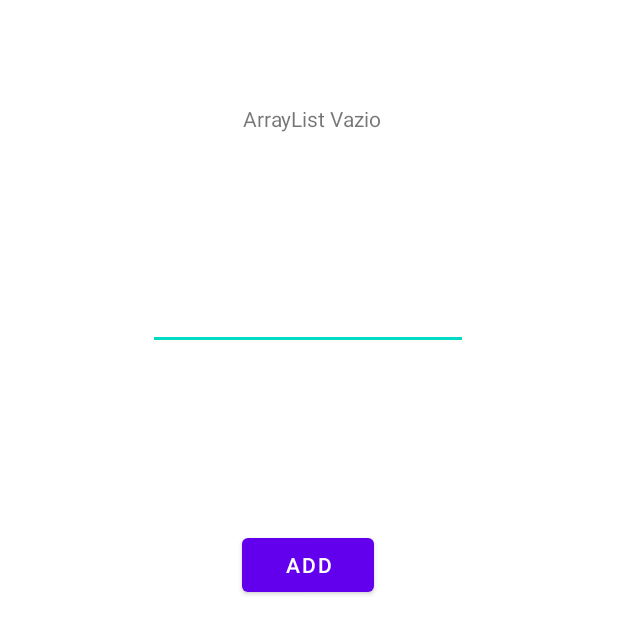
After one commit to srpantoja/MOBILE-2021.2, an Android app: the layout atv3.xml on its own in the app's theme, with its tools: preview values and no code run, on a phone screen of 412 x 824 dp. The commit adds this screen. Shown: the top 634 px of the screen. Run offline under Robolectric (Android 15) with nearby library versions, the phone set to English and light mode, and no system bars.

Commit message:
falta questão 16

```diff
--- a/app/build.gradle
+++ b/app/build.gradle
@@ -52,5 +52,9 @@ dependencies {
 
     implementation 'com.android.volley:volley:1.1.1'
     implementation 'com.google.android.material:material:1.4.0'
+    implementation("androidx.recyclerview:recyclerview:1.2.1")
+    // For control over item selection of both touch and mouse driven selection
+    implementation("androidx.recyclerview:recyclerview-selection:1.1.0")
+    implementation "androidx.cardview:cardview:1.0.0"
 
 }
--- /dev/null
+++ b/app/src/main/res/layout/atv3.xml
@@ -0,0 +1,46 @@
+<?xml version="1.0" encoding="utf-8"?>
+<androidx.constraintlayout.widget.ConstraintLayout
+    xmlns:android="http://schemas.android.com/apk/res/android"
+    xmlns:app="http://schemas.android.com/apk/res-auto"
+    xmlns:tools="http://schemas.android.com/tools"
+    android:layout_width="match_parent"
+    android:layout_height="match_parent">
+
+    <TextView
+        android:id="@+id/arrayList"
+        android:layout_width="wrap_content"
+        android:layout_height="wrap_content"
+        android:text="ArrayList Vazio"
+        app:layout_constraintBottom_toTopOf="@+id/Input_arrayList"
+        app:layout_constraintEnd_toEndOf="parent"
+        app:layout_constraintHorizontal_bias="0.507"
+        app:layout_constraintStart_toStartOf="parent"
+        app:layout_constraintTop_toTopOf="parent"
+        app:layout_constraintVertical_bias="0.411" />
+
+    <EditText
+        android:id="@+id/Input_arrayList"
+        android:layout_width="wrap_content"
+        android:layout_height="wrap_content"
+        android:layout_marginTop="188dp"
+        android:ems="10"
+        android:inputType="textPersonName"
+        app:layout_constraintEnd_toEndOf="parent"
+        app:layout_constraintHorizontal_bias="0.497"
+        app:layout_constraintStart_toStartOf="parent"
+        app:layout_constraintTop_toTopOf="parent"
+        tools:ignore="MissingConstraints" />
+
+    <Button
+        android:id="@+id/add_item"
+        android:layout_width="wrap_content"
+        android:layout_height="wrap_content"
+        android:text="Add"
+        app:layout_constraintBottom_toBottomOf="parent"
+        app:layout_constraintEnd_toEndOf="parent"
+        app:layout_constraintHorizontal_bias="0.498"
+        app:layout_constraintStart_toStartOf="parent"
+        app:layout_constraintTop_toBottomOf="@+id/Input_arrayList"
+        app:layout_constraintVertical_bias="0.22" />
+
+</androidx.constraintlayout.widget.ConstraintLayout>
```
Also changed, not shown: app/src/main/java/com/example/intromobile/MainActivity.kt (+35 -6 lines), app/src/main/res/layout/atv14.xml (added, +15 -0 lines), app/src/main/res/values/strings.xml (+10 -0 lines), app/src/main/res/layout/atv15.xml (renamed from app/src/main/res/layout/atv3_14_15.xml).
